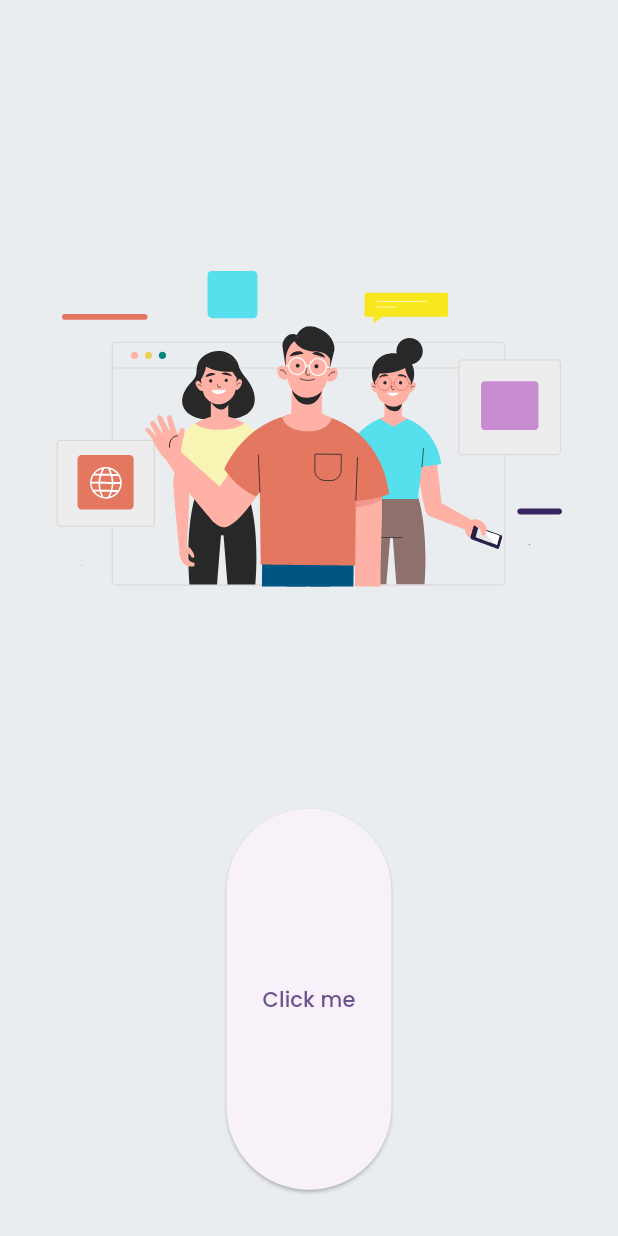
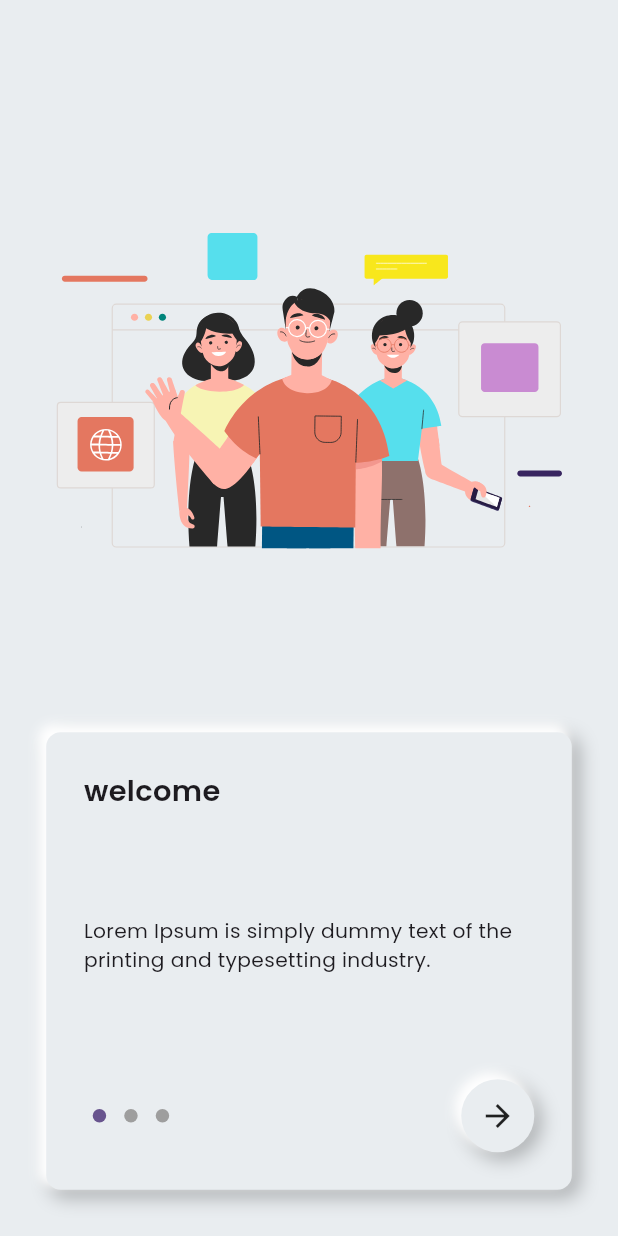
Before and after one commit to Ronyff/Tor-Apps, a Flutter app: the screen it shows after launch, on a phone screen of 412 x 824 dp. Run offline on Flutter 3.47's test engine with Material 3 defaults, Android fonts, the light colour scheme and no system bars; drawn by our look-alikes of dots_indicator, lottie; our stand-ins replace flutter_screenutil, get, google_fonts.

```diff
--- a/lib/conts/app_color.dart
+++ b/lib/conts/app_color.dart
@@ -2,4 +2,5 @@ import 'package:flutter/material.dart';
 
 class AppColor {
   static const scaffoldColler = Color(0xFFE9EDF0);
+  static const violetColor = Color(0xFF8000FF);
 }
--- a/lib/main.dart
+++ b/lib/main.dart
@@ -33,6 +33,7 @@ class MyApp extends StatelessWidget {
             useMaterial3: true,
           ),
           initialRoute: splash,
+          getPages: getPages,
           home: SplashScreen(),
         );
       },
--- a/lib/ui/route/route.dart
+++ b/lib/ui/route/route.dart
@@ -1,9 +1,11 @@
 import 'package:get/get.dart';
+import 'package:tor_application/ui/views/auth/sign_up.dart';
 import 'package:tor_application/ui/views/onboarding_screen.dart';
 import 'package:tor_application/ui/views/splash_screen.dart';
 
 const String splash = '/splash_screen';
-const String onboarding = '/onboarding_screen';
+const String onboarding = '/onboarding-screen';
+const String signup = '/signup-screen';
 List<GetPage> getPages = [
   GetPage(
     name: splash,
@@ -13,4 +15,8 @@ List<GetPage> getPages = [
     name: onboarding,
     page: () => OnboardingScreen(),
   ),
+  GetPage(
+    name: signup,
+    page: () => SignUp(),
+  ),
 ];
--- a/lib/ui/views/onboarding_screen.dart
+++ b/lib/ui/views/onboarding_screen.dart
@@ -1,7 +1,11 @@
+import 'package:dots_indicator/dots_indicator.dart';
 import 'package:flutter/material.dart';
 import 'package:flutter_screenutil/flutter_screenutil.dart';
 import 'package:get/get.dart';
 import 'package:lottie/lottie.dart';
+import 'package:tor_application/conts/app_color.dart';
+
+
 
 class OnboardingScreen extends StatelessWidget {
   const OnboardingScreen({super.key});
@@ -27,19 +31,94 @@ class OnboardingScreen extends StatelessWidget {
           children: [
             Obx(
               () => Expanded(
-                  flex: 2,
+                  flex: 3,
                   child: LottieBuilder.asset(
                     _lottie[_currentIndex.toInt()],
                   )),
             ),
             Expanded(
-              flex: 1,
-              child: ElevatedButton(
-                onPressed: () {
-                  _currentIndex += 1;
-                  print(_currentIndex);
-                },
-                child: Text('Click me'),
+              flex: 2 ,
+              child: Container(
+                decoration: BoxDecoration(
+                  color: AppColor.scaffoldColler,
+                  borderRadius: BorderRadius.all(Radius.circular(10.r)),
+                  boxShadow: [
+                    BoxShadow(
+                      color: Colors.black26,
+                      offset: Offset(4.0, 4.0),
+                      blurRadius: 10,
+                      spreadRadius: 1.0,
+                    ), // BoxShadow
+                    BoxShadow(
+                      color: Colors.white,
+                      offset: Offset(-4.0, -4.0),
+                      blurRadius: 5,
+                      spreadRadius: 1.0,
+                    ),
+                  ],
+                ),
+                child: Padding(
+                  padding: const EdgeInsets.all(25),
+                  child: Column(
+                    crossAxisAlignment: CrossAxisAlignment.start,
+                    mainAxisAlignment: MainAxisAlignment.spaceBetween,
+                    children: [
+                      Obx(()=>Text(
+                        _title[_currentIndex.toInt()],
+                        style: TextStyle(
+                            fontWeight: FontWeight.w600, fontSize: 20.sp),
+                      ),),
+                     Obx(()=> Text(
+                        _description[_currentIndex.toInt()],
+                        style: TextStyle(fontSize: 14.sp),
+                      ),),
+                      Row(
+                        mainAxisAlignment: MainAxisAlignment.spaceBetween,
+                        children: [
+                         Obx(()=> DotsIndicator(
+                            dotsCount: _lottie.length,
+                            position: _currentIndex.toInt(),
+                            decorator: DotsDecorator(),
+                          ),),
+                          InkWell(
+                            onTap: (){
+                              if(_currentIndex==2){
+                               Get.toNamed('/signup-screen');
+
+                              }else{
+                                _currentIndex +=1;
+                              }
+                            },
+                            child: Container(
+                              height: 37.h,
+                              width: 37.h,
+                              decoration: BoxDecoration(
+                                color: Color(0xFFE9EDF0),
+                                shape: BoxShape.circle,
+                                boxShadow: [
+                                  BoxShadow(
+                                    color: Colors.black26,
+                                    offset: Offset(4.0, 4.0),
+                                    blurRadius: 10,
+                                    spreadRadius: 1.0,
+                                  ), // BoxShadow
+                                  BoxShadow(
+                                    color: Colors.white,
+                                    offset: Offset(-4.0, -4.0),
+                                    blurRadius: 5,
+                                    spreadRadius: 1.0,
+                                  ), // BoxShadow
+                                ],
+                              ),
+                              child: Icon(Icons.arrow_forward),
+                            ),
+                          )
+
+                        ],
+                      )
+                    ],
+                  ),
+                ),
               ),
             ),
           ],
```
Also changed, not shown: lib/ui/styles/styles.dart (+11 -0 lines), lib/ui/views/auth/sign_in.dart (added, +121 -0 lines), lib/ui/views/auth/sign_up.dart (added, +117 -0 lines), lib/ui/views/splash_screen.dart (+14 -3 lines), lib/ui/widgets/violet_button.dart (added, +55 -0 lines), assets/icons/facebook_icon.png (added), assets/icons/google_icon.webp (added).
